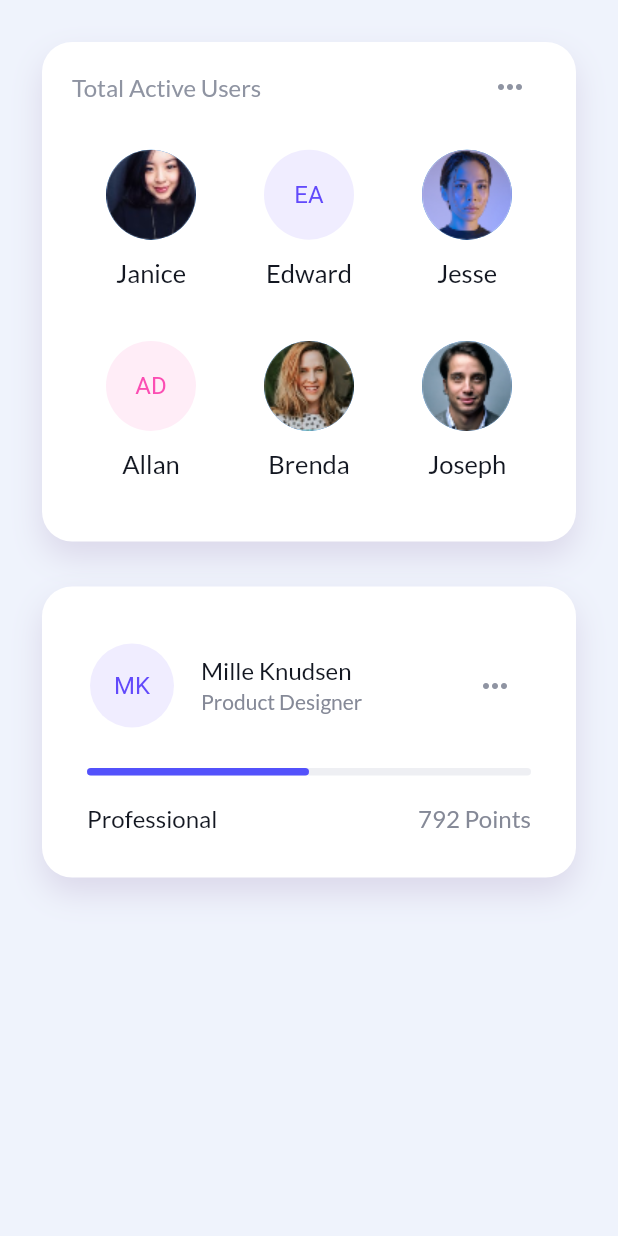
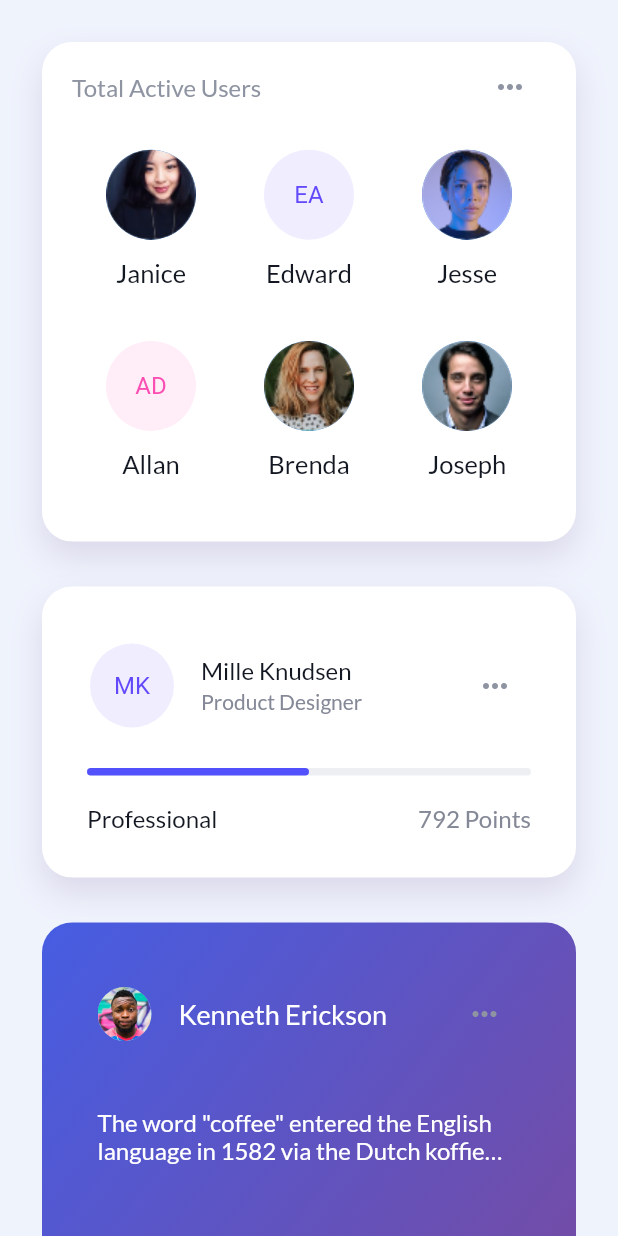
Before and after one commit to yaymalaga/flutter_experiments, a Flutter app: the screen it shows after launch, on a phone screen of 412 x 824 dp. Run offline on Flutter 3.47's test engine with Material 2 defaults, Android fonts, the phone set to English and light mode, and no system bars; our stand-ins replace google_fonts.

Commit message:
Add Card4

```diff
--- /dev/null
+++ b/lib/cards/card4/card4.dart
@@ -0,0 +1,90 @@
+import 'package:cards_ui/components/gradient_card.dart';
+import 'package:cards_ui/components/simple_header.dart';
+import 'package:cards_ui/components/user_avatar.dart';
+import 'package:cards_ui/utils/users.dart';
+import 'package:flutter/material.dart';
+import 'package:google_fonts/google_fonts.dart';
+
+class Card4 extends StatelessWidget {
+  @override
+  Widget build(BuildContext context) {
+    return GradientCard(
+      height: 273,
+      padding: EdgeInsets.symmetric(horizontal: 37, vertical: 37),
+      child: Column(
+        mainAxisAlignment: MainAxisAlignment.spaceBetween,
+        children: [
+          Row(
+            children: [
+              UserAvatar(
+                radius: 18,
+                user: usersData["kenneth"],
+              ),
+              SizedBox(
+                width: 18,
+              ),
+              Expanded(
+                child: SimpleHeader(
+                  title: usersData["kenneth"].fullName,
+                  color: Colors.white,
+                  fontSize: 18,
+                ),
+              )
+            ],
+          ),
+          Container(
+            margin: EdgeInsets.only(
+              bottom: 12,
+            ),
+            child: Text(
+              'The word "coffee" entered the English ' +
+                  'language in 1582 via the Dutch koffie…',
+              style: GoogleFonts.lato(
+                fontSize: 16,
+                color: Colors.white,
+                fontWeight: FontWeight.w500,
+              ),
+            ),
+          ),
+          Row(
+            children: [
+              Icon(
+                Icons.thumb_up,
+                color: Colors.white,
+              ),
+              SizedBox(
+                width: 8,
+              ),
+              Text(
+                "783 Likes",
+                style: GoogleFonts.lato(
+                  fontSize: 17,
+                  color: Colors.white,
+                  fontWeight: FontWeight.w500,
+                ),
+              ),
+              SizedBox(
+                width: 30,
+              ),
+              Icon(
+                Icons.chat_bubble,
+                color: Colors.white,
+              ),
+              SizedBox(
+                width: 8,
+              ),
+              Text(
+                "67 Comments",
+                style: GoogleFonts.lato(
+                  fontSize: 17,
+                  color: Colors.white,
+                  fontWeight: FontWeight.w500,
+                ),
+              ),
+            ],
+          )
+        ],
+      ),
+    );
+  }
+}
--- /dev/null
+++ b/lib/components/gradient_card.dart
@@ -0,0 +1,33 @@
+import 'package:flutter/material.dart';
+
+class GradientCard extends StatelessWidget {
+  final Widget child;
+  final double height;
+  final EdgeInsets padding;
+
+  GradientCard(
+      {@required this.child,
+      @required this.height,
+      this.padding = const EdgeInsets.fromLTRB(20, 6, 20, 24)});
+
+  @override
+  Widget build(BuildContext context) {
+    return Container(
+      padding: this.padding,
+      height: this.height,
+      decoration: BoxDecoration(
+        gradient: LinearGradient(
+          begin: Alignment.topLeft,
+          end: Alignment.bottomRight,
+          colors: [
+            Color(0xff465de2),
+            Color(0xff764ba2),
+          ],
+        ),
+        color: Colors.white,
+        borderRadius: BorderRadius.circular(20),
+      ),
+      child: this.child,
+    );
+  }
+}
--- a/lib/components/simple_header.dart
+++ b/lib/components/simple_header.dart
@@ -3,8 +3,14 @@ import 'package:google_fonts/google_fonts.dart';
 
 class SimpleHeader extends StatelessWidget {
   final String title;
+  final double fontSize;
+  final Color color;
 
-  SimpleHeader({@required this.title});
+  SimpleHeader({
+    @required this.title,
+    this.fontSize = 16,
+    this.color = const Color(0xff8f94a2),
+  });
 
   @override
   Widget build(BuildContext context) {
@@ -14,8 +20,8 @@ class SimpleHeader extends StatelessWidget {
         Text(
           this.title,
           style: GoogleFonts.lato(
-            fontSize: 16,
-            color: Color(0xff8f94a2),
+            fontSize: this.fontSize,
+            color: this.color,
             fontWeight: FontWeight.w500,
           ),
         ),
--- a/lib/components/user_avatar.dart
+++ b/lib/components/user_avatar.dart
@@ -3,8 +3,9 @@ import 'package:flutter/material.dart';
 
 class UserAvatar extends StatelessWidget {
   final User user;
+  final double radius;
 
-  const UserAvatar({@required this.user});
+  const UserAvatar({@required this.user, this.radius = 30});
 
   @override
   Widget build(BuildContext context) {
@@ -12,7 +13,7 @@ class UserAvatar extends StatelessWidget {
 
     if (this.user.pathMiniature == null) {
       avatar = CircleAvatar(
-        radius: user.radius,
+        radius: this.radius,
         child: Text(
           this.user.nameMiniature,
           style: TextStyle(
@@ -23,7 +24,7 @@ class UserAvatar extends StatelessWidget {
       );
     } else {
       avatar = CircleAvatar(
-        radius: this.user.radius,
+        radius: this.radius,
         backgroundImage: AssetImage(
           this.user.pathMiniature,
         ),
--- a/lib/main.dart
+++ b/lib/main.dart
@@ -1,5 +1,6 @@
 import 'package:cards_ui/cards/card1/card1.dart';
 import 'package:cards_ui/cards/card3/card3.dart';
+import 'package:cards_ui/cards/card4/card4.dart';
 import 'package:flutter/material.dart';
 
 void main() {
@@ -32,6 +33,8 @@ class HomePage extends StatelessWidget {
             Card1(),
             SizedBox(height: 30),
             Card3(),
+            SizedBox(height: 30),
+            Card4(),
           ],
         ),
       ),
--- a/lib/utils/users.dart
+++ b/lib/utils/users.dart
@@ -6,7 +6,6 @@ class User {
   final String pathMiniature;
   final Color letterColor;
   final Color backgroundColor;
-  final double radius;
 
   const User({
     this.fullName = "AA",
@@ -14,7 +13,6 @@ class User {
     this.letterColor = Colors.white,
     this.backgroundColor = Colors.black,
     this.pathMiniature,
-    this.radius = 30,
   });
 }
 
@@ -53,4 +51,8 @@ final Map<String, User> usersData = {
     backgroundColor: Color(0xfff0edff),
     nameMiniature: "MK",
   ),
+  "kenneth": User(
+    fullName: "Kenneth Erickson",
+    pathMiniature: "assets/kenneth.png",
+  ),
 };
```
Also changed, not shown: assets/kenneth.png (added).
